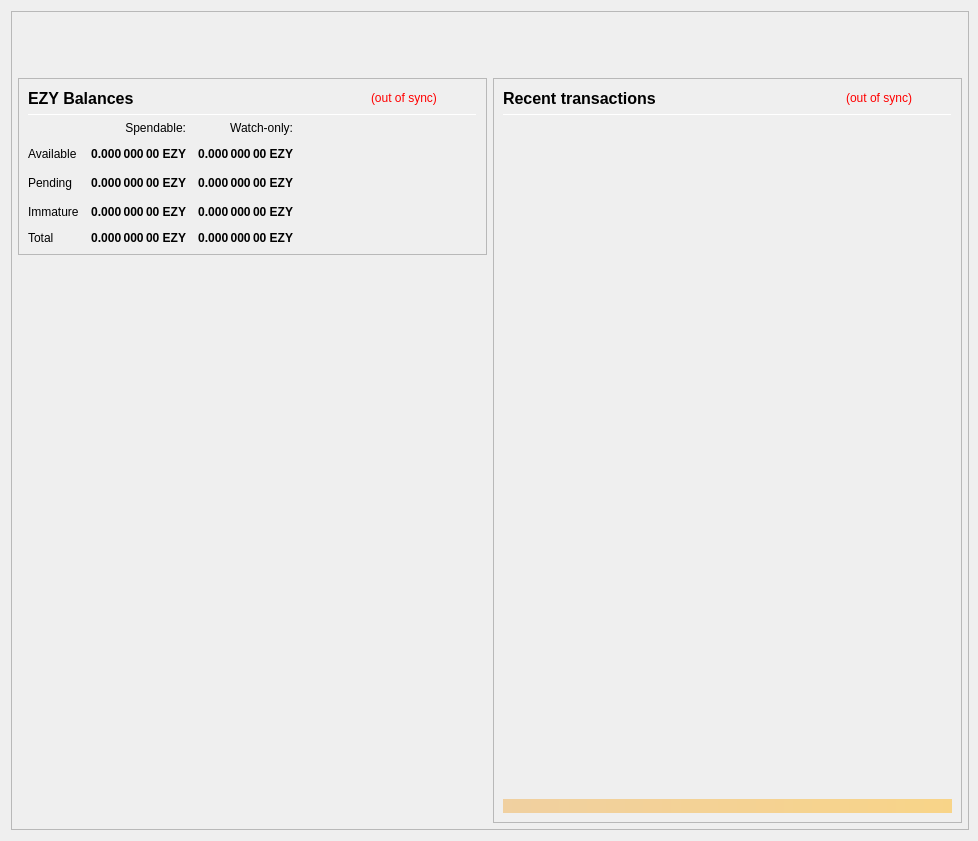
The window that src/qt/forms/overviewpage.ui (EAZYCommunityNode/eazynode) describes before a commit, drawn with Qt 5.
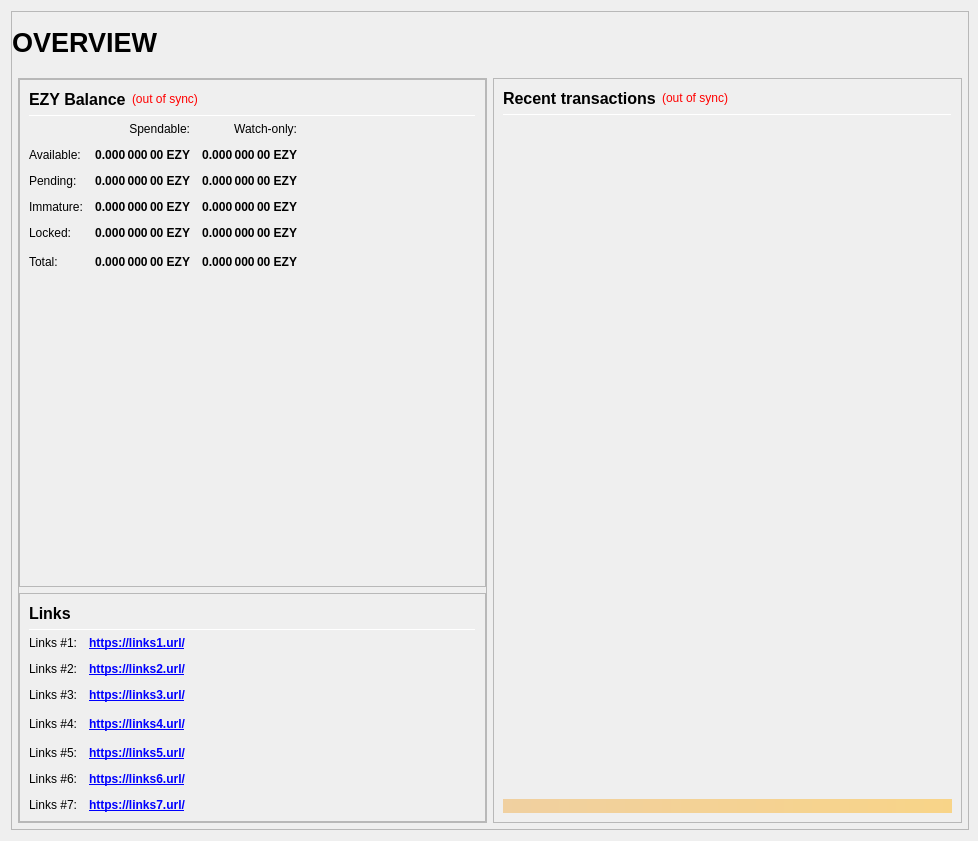
The same window after the commit.

Commit message: New Overview page

Diff of the .ui file:
```diff
--- a/src/qt/forms/overviewpage.ui
+++ b/src/qt/forms/overviewpage.ui
@@ -16,16 +16,10 @@
     <height>682</height>
    </size>
   </property>
-  <property name="font">
-   <font>
-    <weight>50</weight>
-    <bold>false</bold>
-   </font>
-  </property>
   <property name="windowTitle">
    <string>Form</string>
   </property>
-  <layout class="QVBoxLayout" name="topLayout" stretch="0">
+  <layout class="QVBoxLayout" name="topLayout" stretch="1">
    <property name="rightMargin">
     <number>9</number>
    </property>
@@ -49,7 +43,7 @@
      <property name="frameShadow">
       <enum>QFrame::Raised</enum>
      </property>
-     <layout class="QVBoxLayout" name="verticalLayout_3" stretch="0">
+     <layout class="QVBoxLayout" name="verticalLayout_3" stretch="1">
       <property name="leftMargin">
        <number>0</number>
       </property>
@@ -92,10 +86,39 @@
             <number>0</number>
            </property>
            <item>
-            <layout class="QHBoxLayout" name="horizontalLayout_Header" stretch="1,0">
+            <layout class="QHBoxLayout" name="horizontalLayout_Header" stretch="1,0,1">
              <property name="spacing">
               <number>6</number>
              </property>
+             <item>
+              <widget class="QLabel" name="labelOverviewHeaderLeft">
+               <property name="minimumSize">
+                <size>
+                 <width>464</width>
+                 <height>60</height>
+                </size>
+               </property>
+               <property name="maximumSize">
+                <size>
+                 <width>16777215</width>
+                 <height>60</height>
+                </size>
+               </property>
+               <property name="font">
+                <font>
+                 <pointsize>20</pointsize>
+                 <weight>75</weight>
+                 <bold>true</bold>
+                </font>
+               </property>
+               <property name="text">
+                <string>OVERVIEW</string>
+               </property>
+               <property name="alignment">
+                <set>Qt::AlignLeading|Qt::AlignLeft|Qt::AlignVCenter</set>
+               </property>
+              </widget>
+             </item>
              <item>
               <spacer name="horizontalSpacer_Header">
                <property name="orientation">
@@ -162,27 +185,107 @@
               <number>6</number>
              </property>
              <item>
-              <layout class="QVBoxLayout" name="verticalLayout_left" stretch="0,0">
+              <layout class="QVBoxLayout" name="verticalLayout_left" stretch="1">
                <item>
-                <widget class="QFrame" name="frameBalances">
+                <widget class="QFrame" name="frameObfuscation">
+                 <property name="minimumSize">
+                  <size>
+                   <width>0</width>
+                   <height>0</height>
+                  </size>
+                 </property>
                  <property name="frameShape">
                   <enum>QFrame::StyledPanel</enum>
+                 </property>
+                 <property name="frameShadow">
+                  <enum>QFrame::Raised</enum>
+                 </property>
+                 <layout class="QVBoxLayout" name="verticalLayout" stretch="0,0,0,0">
+						
+																					   
+                  <property name="leftMargin">
+                   <number>0</number>
+                  </property>
+						  
+																 
+                  <property name="topMargin">
+                   <number>0</number>
+										
+										  
+							  
+                  </property>
+                  <property name="rightMargin">
+                   <number>0</number>
+												 
+										   
+										 
+							  
+                  </property>
+                  <property name="bottomMargin">
+                   <number>0</number>
+								 
+							  
+						   
+						  
+																	 
+											  
+																 
+								 
+											   
+																																																							
+								 
+												  
+																		  
+								 
+											
+																 
+								 
+												 
+																				 
+								 
+							  
+						   
+						  
+													 
+												   
+												  
+								 
+														   
+							 
+										 
+										   
+							  
+                  </property>
+							  
+						   
+							
+						 
+                  <item>
+                   <widget class="QFrame" name="frame_Balances">
+                    <property name="frameShape">
+                     <enum>QFrame::StyledPanel</enum>
+									  
+										
+							
+							   
+												 
+						   
+											 
+										
+							
                  </property>
                  <property name="frameShadow">
                   <enum>QFrame::Raised</enum>
                  </property>
                  <layout class="QVBoxLayout" name="verticalLayout_4">
                   <item>
-                   <layout class="QHBoxLayout" name="hlBalancesHeader" stretch="2,0,0">
-                    <property name="spacing">
-                     <number>6</number>
-                    </property>
+                      <layout class="QHBoxLayout" name="horizontalLayout_4">
                     <item>
                      <widget class="QLabel" name="labelBalances">
                       <property name="minimumSize">
                        <size>
                         <width>0</width>
-                        <height>0</height>
+                           <height>20</height>
                        </size>
                       </property>
                       <property name="font">
@@ -193,7 +296,7 @@
                        </font>
                       </property>
                       <property name="text">
-                       <string>EZY Balances</string>
+                          <string>EZY Balance</string>
                       </property>
                      </widget>
                     </item>
@@ -274,167 +377,6 @@
                       </property>
                       <property name="alignment">
                        <set>Qt::AlignRight|Qt::AlignTrailing|Qt::AlignVCenter</set>
-                      </property>
-                      <property name="textInteractionFlags">
-                       <set>Qt::NoTextInteraction</set>
-                      </property>
-                     </widget>
-                    </item>
-                    <item row="2" column="1">
-                     <widget class="QLabel" name="labelUnconfirmed">
-                      <property name="font">
-                       <font>
-                        <weight>75</weight>
-                        <bold>true</bold>
-                       </font>
-                      </property>
-                      <property name="cursor">
-                       <cursorShape>ArrowCursor</cursorShape>
-                      </property>
-                      <property name="toolTip">
-                       <string>Total of transactions that have yet to be confirmed, and do not yet count toward the spendable balance</string>
-                      </property>
-                      <property name="text">
-                       <string notr="true">0.000 000 00 EZY</string>
-                      </property>
-                      <property name="alignment">
-                       <set>Qt::AlignRight|Qt::AlignTrailing|Qt::AlignVCenter</set>
-                      </property>
-                      <property name="textInteractionFlags">
-                       <set>Qt::NoTextInteraction</set>
-                      </property>
-                     </widget>
-                    </item>
-                    <item row="3" column="2">
-                     <widget class="QLabel" name="labelWatchImmature">
-                      <property name="font">
-                       <font>
-                        <weight>75</weight>
-                        <bold>true</bold>
-                       </font>
-                      </property>
-                      <property name="cursor">
-                       <cursorShape>ArrowCursor</cursorShape>
-                      </property>
-                      <property name="toolTip">
-                       <string>Staked or masternode rewards in watch-only addresses that has not yet matured</string>
-                      </property>
-                      <property name="text">
-                       <string notr="true">0.000 000 00 EZY</string>
-                      </property>
-                      <property name="alignment">
-                       <set>Qt::AlignRight|Qt::AlignTrailing|Qt::AlignVCenter</set>
-                      </property>
-                      <property name="textInteractionFlags">
-                       <set>Qt::NoTextInteraction</set>
-                      </property>
-                     </widget>
-                    </item>
-                    <item row="4" column="0">
-                     <widget class="QLabel" name="labelTotalText">
-                      <property name="text">
-                       <string>Total</string>
-                      </property>
-                      <property name="textInteractionFlags">
-                       <set>Qt::NoTextInteraction</set>
-                      </property>
-                     </widget>
-                    </item>
-                    <item row="3" column="1">
-                     <widget class="QLabel" name="labelImmature">
-                      <property name="font">
-                       <font>
-                        <weight>75</weight>
-                        <bold>true</bold>
-                       </font>
-                      </property>
-                      <property name="cursor">
-                       <cursorShape>ArrowCursor</cursorShape>
-                      </property>
-                      <property name="toolTip">
-                       <string>Staked or masternode rewards that has not yet matured</string>
-                      </property>
-                      <property name="text">
-                       <string notr="true">0.000 000 00 EZY</string>
-                      </property>
-                      <property name="alignment">
-                       <set>Qt::AlignRight|Qt::AlignTrailing|Qt::AlignVCenter</set>
-                      </property>
-                      <property name="textInteractionFlags">
-                       <set>Qt::NoTextInteraction</set>
-                      </property>
-                     </widget>
-                    </item>
-                    <item row="2" column="3">
-                     <spacer name="hsBalances">
-                      <property name="orientation">
-                       <enum>Qt::Horizontal</enum>
-                      </property>
-                      <property name="sizeHint" stdset="0">
-                       <size>
-                        <width>40</width>
-                        <height>20</height>
-                       </size>
-                      </property>
-                     </spacer>
-                    </item>
-                    <item row="3" column="0">
-                     <widget class="QLabel" name="labelImmatureText">
-                      <property name="text">
-                       <string>Immature</string>
-                      </property>
-                      <property name="textInteractionFlags">
-                       <set>Qt::NoTextInteraction</set>
-                      </property>
-                     </widget>
-                    </item>
-                    <item row="4" column="1">
-                     <widget class="QLabel" name="labelTotal">
-                      <property name="font">
-                       <font>
-                        <weight>75</weight>
-                        <bold>true</bold>
-                       </font>
-                      </property>
-                      <property name="cursor">
-                       <cursorShape>ArrowCursor</cursorShape>
-                      </property>
-                      <property name="toolTip">
-                       <string>Your current total balance</string>
-                      </property>
-                      <property name="text">
-                       <string notr="true">0.000 000 00 EZY</string>
-                      </property>
-                      <property name="alignment">
-                       <set>Qt::AlignRight|Qt::AlignTrailing|Qt::AlignVCenter</set>
-                      </property>
-                      <property name="textInteractionFlags">
-                       <set>Qt::NoTextInteraction</set>
-                      </property>
-                     </widget>
-                    </item>
-                    <item row="4" column="2">
-                     <widget class="QLabel" name="labelWatchTotal">
-                      <property name="font">
-                       <font>
-                        <weight>75</weight>
-                        <bold>true</bold>
-                       </font>
-                      </property>
-                      <property name="cursor">
-                       <cursorShape>ArrowCursor</cursorShape>
-                      </property>
-                      <property name="toolTip">
-                       <string>Current total balance in watch-only addresses</string>
-                      </property>
-                      <property name="text">
-                       <string notr="true">0.000 000 00 EZY</string>
-                      </property>
-                      <property name="alignment">
-                       <set>Qt::AlignRight|Qt::AlignTrailing|Qt::AlignVCenter</set>
-                      </property>
-                      <property name="textInteractionFlags">
-                       <set>Qt::NoTextInteraction</set>
                       </property>
                      </widget>
                     </item>
@@ -451,10 +393,7 @@
                     <item row="1" column="0">
                      <widget class="QLabel" name="labelBalanceText">
                       <property name="text">
-                       <string>Available</string>
-                      </property>
-                      <property name="textInteractionFlags">
-                       <set>Qt::NoTextInteraction</set>
+                          <string>Available:</string>
                       </property>
                      </widget>
                     </item>
@@ -511,8 +450,30 @@
                     <item row="2" column="0">
                      <widget class="QLabel" name="labelPendingText">
                       <property name="text">
-                       <string>Pending</string>
-                      </property>
+                          <string>Pending:</string>
+                         </property>
+                        </widget>
+                       </item>
+                       <item row="2" column="1">
+                        <widget class="QLabel" name="labelUnconfirmed">
+                         <property name="font">
+                          <font>
+                           <weight>75</weight>
+                           <bold>true</bold>
+                          </font>
+                         </property>
+                         <property name="cursor">
+                          <cursorShape>IBeamCursor</cursorShape>
+                         </property>
+                         <property name="toolTip">
+                          <string>Total of transactions that have yet to be confirmed, and do not yet count toward the spendable balance</string>
+                         </property>
+                         <property name="text">
+                          <string notr="true">0.000 000 00 EZY</string>
+                         </property>
+                         <property name="alignment">
+                          <set>Qt::AlignRight|Qt::AlignTrailing|Qt::AlignVCenter</set>
+                         </property>
                       <property name="textInteractionFlags">
                        <set>Qt::NoTextInteraction</set>
                       </property>
@@ -526,15 +487,205 @@
                       <property name="alignment">
                        <set>Qt::AlignRight|Qt::AlignTrailing|Qt::AlignVCenter</set>
                       </property>
-                     </widget>
-                    </item>
-                   </layout>
-                  </item>
-                 </layout>
-                </widget>
+                         <property name="textInteractionFlags">
+                          <set>Qt::LinksAccessibleByMouse|Qt::TextSelectableByKeyboard|Qt::TextSelectableByMouse</set>
+                         </property>
+                        </widget>
+                       </item>
+                       <item row="3" column="0">
+                        <widget class="QLabel" name="labelImmatureText">
+                         <property name="text">
+                          <string>Immature:</string>
+                         </property>
+                        </widget>
+                       </item>
+                       <item row="3" column="1">
+                        <widget class="QLabel" name="labelImmature">
+                         <property name="font">
+                          <font>
+                           <weight>75</weight>
+                           <bold>true</bold>
+                          </font>
+                         </property>
+                         <property name="cursor">
+                          <cursorShape>IBeamCursor</cursorShape>
+                         </property>
+                         <property name="toolTip">
+                          <string>Staked or masternode rewards that has not yet matured</string>
+                         </property>
+                         <property name="text">
+                          <string notr="true">0.000 000 00 EZY</string>
+                         </property>
+                         <property name="alignment">
+                          <set>Qt::AlignRight|Qt::AlignTrailing|Qt::AlignVCenter</set>
+                         </property>
+                         <property name="textInteractionFlags">
+                          <set>Qt::LinksAccessibleByMouse|Qt::TextSelectableByKeyboard|Qt::TextSelectableByMouse</set>
+                         </property>
+                        </widget>
+                       </item>
+                       <item row="3" column="2">
+                        <widget class="QLabel" name="labelWatchImmature">
+                         <property name="font">
+                          <font>
+                           <weight>75</weight>
+                           <bold>true</bold>
+                          </font>
+                         </property>
+                         <property name="cursor">
+                          <cursorShape>IBeamCursor</cursorShape>
+                         </property>
+                         <property name="toolTip">
+                          <string>Staked or masternode rewards in watch-only addresses that has not yet matured</string>
+                         </property>
+                         <property name="text">
+                          <string notr="true">0.000 000 00 EZY</string>
+                         </property>
+                         <property name="alignment">
+                          <set>Qt::AlignRight|Qt::AlignTrailing|Qt::AlignVCenter</set>
+                         </property>
+                         <property name="textInteractionFlags">
+                          <set>Qt::LinksAccessibleByMouse|Qt::TextSelectableByKeyboard|Qt::TextSelectableByMouse</set>
+                         </property>
+                        </widget>
+                       </item>
+                       <item row="4" column="0">
+                        <widget class="QLabel" name="labelLockedBalanceText">
+                         <property name="toolTip">
+                          <string>Locked EZY or Masternode collaterals.</string>
+                         </property>
+                         <property name="text">
+                          <string>Locked:</string>
+                         </property>
+                        </widget>
+                       </item>
+                       <item row="4" column="1">
+                        <widget class="QLabel" name="labelLockedBalance">
+                         <property name="font">
+                          <font>
+                           <weight>75</weight>
+                           <bold>true</bold>
+                          </font>
+                         </property>
+                         <property name="cursor">
+                          <cursorShape>IBeamCursor</cursorShape>
+                         </property>
+                         <property name="toolTip">
+                          <string>Locked EZY or Masternode collaterals</string>
+                         </property>
+                         <property name="text">
+                          <string notr="true">0.000 000 00 EZY</string>
+                         </property>
+                         <property name="alignment">
+                          <set>Qt::AlignRight|Qt::AlignTrailing|Qt::AlignVCenter</set>
+                         </property>
+                         <property name="textInteractionFlags">
+                          <set>Qt::LinksAccessibleByMouse|Qt::TextSelectableByKeyboard|Qt::TextSelectableByMouse</set>
+                         </property>
+                        </widget>
+                       </item>
+                       <item row="4" column="2">
+                        <widget class="QLabel" name="labelWatchLocked">
+                         <property name="font">
+                          <font>
+                           <weight>75</weight>
+                           <bold>true</bold>
+                          </font>
+                         </property>
+                         <property name="cursor">
+                          <cursorShape>IBeamCursor</cursorShape>
+                         </property>
+                         <property name="toolTip">
+                          <string>Current locked balance in watch-only addresses</string>
+                         </property>
+                         <property name="text">
+                          <string notr="true">0.000 000 00 EZY</string>
+                         </property>
+                         <property name="alignment">
+                          <set>Qt::AlignRight|Qt::AlignTrailing|Qt::AlignVCenter</set>
+                         </property>
+                         <property name="textInteractionFlags">
+                          <set>Qt::LinksAccessibleByMouse|Qt::TextSelectableByKeyboard|Qt::TextSelectableByMouse</set>
+                         </property>
+                        </widget>
+                       </item>
+                       <item row="5" column="0">
+                        <widget class="QLabel" name="labelTotalText">
+                         <property name="toolTip">
+                          <string>Your current EZY balance, unconfirmed and immature transactions included</string>
+                         </property>
+                         <property name="text">
+                          <string>Total:</string>
+                         </property>
+                        </widget>
+                       </item>
+                       <item row="5" column="1">
+                        <widget class="QLabel" name="labelTotal">
+                         <property name="font">
+                          <font>
+                           <weight>75</weight>
+                           <bold>true</bold>
+                          </font>
+                         </property>
+                         <property name="cursor">
+                          <cursorShape>IBeamCursor</cursorShape>
+                         </property>
+                         <property name="toolTip">
+                          <string>Your current EZY balance, unconfirmed and immature transactions included</string>
+                         </property>
+                         <property name="text">
+                          <string notr="true">0.000 000 00 EZY</string>
+                         </property>
+                         <property name="alignment">
+                          <set>Qt::AlignRight|Qt::AlignTrailing|Qt::AlignVCenter</set>
+                         </property>
+                         <property name="textInteractionFlags">
+                          <set>Qt::LinksAccessibleByMouse|Qt::TextSelectableByKeyboard|Qt::TextSelectableByMouse</set>
+                         </property>
+                        </widget>
+                       </item>
+                       <item row="5" column="2">
+                        <widget class="QLabel" name="labelWatchTotal">
+                         <property name="font">
+                          <font>
+                           <weight>75</weight>
+                           <bold>true</bold>
+                          </font>
+                         </property>
+                         <property name="cursor">
+                          <cursorShape>IBeamCursor</cursorShape>
+                         </property>
+                         <property name="toolTip">
+                          <string>Current total balance in watch-only addresses</string>
+                         </property>
+                         <property name="text">
+                          <string notr="true">0.000 000 00 EZY</string>
+                         </property>
+                         <property name="alignment">
+                          <set>Qt::AlignRight|Qt::AlignTrailing|Qt::AlignVCenter</set>
+                         </property>
+                         <property name="textInteractionFlags">
+                          <set>Qt::LinksAccessibleByMouse|Qt::TextSelectableByKeyboard|Qt::TextSelectableByMouse</set>
+                         </property>
+                        </widget>
+                       </item>
+                       <item row="5" column="3">
+                        <spacer name="horizontalSpacer_9">
+                         <property name="orientation">
+                          <enum>Qt::Horizontal</enum>
+                         </property>
+                         <property name="sizeHint" stdset="0">
+                          <size>
+                           <width>40</width>
+                           <height>20</height>
+                          </size>
+                         </property>
+                        </spacer>
+                       </item>
+                      </layout>
                </item>
                <item>
-                <spacer name="verticalSpacer">
+                      <spacer name="verticalSpacer_1">
                  <property name="orientation">
                   <enum>Qt::Vertical</enum>
                  </property>
@@ -547,6 +698,345 @@
                 </spacer>
                </item>
               </layout>
+                   </widget>
+                  </item>
+                  <item>
+                   <widget class="QFrame" name="frame_Links">
+                    <property name="frameShape">
+                     <enum>QFrame::StyledPanel</enum>
+                    </property>
+                    <property name="frameShadow">
+                     <enum>QFrame::Raised</enum>
+                    </property>
+                    <layout class="QVBoxLayout" name="verticalLayout_Links">
+                     <item>
+                      <layout class="QHBoxLayout" name="horizontalLayout_Links_1" stretch="0,0">
+                       <item>
+                        <widget class="QLabel" name="label_Links_title">
+                         <property name="minimumSize">
+                          <size>
+                           <width>0</width>
+                           <height>20</height>
+                          </size>
+                         </property>
+                         <property name="font">
+                          <font>
+                           <pointsize>12</pointsize>
+                           <weight>75</weight>
+                           <bold>true</bold>
+                          </font>
+                         </property>
+                         <property name="text">
+                          <string>Links</string>
+                         </property>
+                        </widget>
+                       </item>
+                       <item>
+                        <spacer name="horizontalSpacer_Links_1">
+                         <property name="orientation">
+                          <enum>Qt::Horizontal</enum>
+                         </property>
+                         <property name="sizeHint" stdset="0">
+                          <size>
+                           <width>40</width>
+                           <height>20</height>
+                          </size>
+                         </property>
+                        </spacer>
+                       </item>
+                      </layout>
+                     </item>
+                     <item>
+                      <widget class="Line" name="line_Links">
+                       <property name="minimumSize">
+                        <size>
+                         <width>0</width>
+                         <height>1</height>
+                        </size>
+                       </property>
+                       <property name="maximumSize">
+                        <size>
+                         <width>16777215</width>
+                         <height>1</height>
+                        </size>
+                       </property>
+                       <property name="orientation">
+                        <enum>Qt::Horizontal</enum>
+                       </property>
+                      </widget>
+                     </item>
+                     <item>
+                      <layout class="QGridLayout" name="gridLayout_Links">
+                       <property name="spacing">
+                        <number>12</number>
+                       </property>
+                       <item row="1" column="0">
+                        <widget class="QLabel" name="labelLinks1">
+                         <property name="text">
+                          <string>Links #1:</string>
+													   
+                         </property>
+                        </widget>
+                       </item>
+                       <item row="1" column="1">
+                        <widget class="QLabel" name="labelLinksUrl1">
+                         <property name="font">
+                          <font>
+                           <weight>75</weight>
+                           <bold>true</bold>
+                          </font>
+                         </property>
+                         <property name="text">
+                          <string notr="true">&lt;a href=&quot;https://links1.url/&quot;&gt;https://links1.url/&lt;/a&gt;</string>
+								 
+											   
+																													 
+                         </property>
+                         <property name="textFormat">
+                          <enum>Qt::RichText</enum>
+                         </property>
+                         <property name="alignment">
+                          <set>Qt::AlignLeading|Qt::AlignLeft|Qt::AlignVCenter</set>
+                         </property>
+                         <property name="openExternalLinks">
+                          <bool>true</bool>
+                         </property>
+                        </widget>
+                       </item>
+                       <item row="2" column="0">
+                        <widget class="QLabel" name="labelLinks2">
+                         <property name="text">
+                          <string>Links #2:</string>
+                         </property>
+															
+													   
+								 
+                        </widget>
+                       </item>
+                       <item row="2" column="1">
+                        <widget class="QLabel" name="labelLinksUrl2">
+                         <property name="font">
+                          <font>
+                           <weight>75</weight>
+                           <bold>true</bold>
+                          </font>
+                         </property>
+											  
+															 
+								 
+											   
+																							 
+								 
+                         <property name="text">
+                          <string notr="true">&lt;a href=&quot;https://links2.url/&quot;&gt;https://links2.url/&lt;/a&gt;</string>
+                         </property>
+                         <property name="alignment">
+                          <set>Qt::AlignLeading|Qt::AlignLeft|Qt::AlignVCenter</set>
+                         </property>
+                         <property name="openExternalLinks">
+                          <bool>true</bool>
+                         </property>
+                        </widget>
+						   
+                       </item>
+											   
+												   
+												  
+								 
+														   
+							 
+										 
+										   
+							  
+								 
+							  
+						   
+                       <item row="3" column="0">
+                        <widget class="QLabel" name="labelLinks3">
+                         <property name="text">
+                          <string>Links #3:</string>
+                         </property>
+															
+													   
+								 
+                        </widget>
+                       </item>
+                       <item row="3" column="1">
+                        <widget class="QLabel" name="labelLinksUrl3">
+                         <property name="font">
+                          <font>
+                           <weight>75</weight>
+                           <bold>true</bold>
+                          </font>
+                         </property>
+											  
+															 
+								 
+                         <property name="text">
+                          <string notr="true">&lt;a href=&quot;https://links3.url/&quot;&gt;https://links3.url/&lt;/a&gt;</string>
+								 
+											
+																		
+                         </property>
+                         <property name="alignment">
+                           <set>Qt::AlignLeading|Qt::AlignLeft|Qt::AlignVCenter</set>
+                         </property>
+                         <property name="openExternalLinks">
+                          <bool>true</bool>
+                         </property>
+                        </widget>
+                       </item>
+                       <item row="4" column="0">
+                        <widget class="QLabel" name="labelLinks4">
+                         <property name="text">
+                          <string>Links #4:</string>
+                         </property>
+                        </widget>
+                       </item>
+                       <item row="4" column="1">
+                        <widget class="QLabel" name="labelLinksUrl4">
+                         <property name="font">
+                          <font>
+                           <weight>75</weight>
+                           <bold>true</bold>
+                          </font>
+                         </property>
+                         <property name="text">
+                          <string notr="true">&lt;a href=&quot;https://links4.url/&quot;&gt;https://links4.url/&lt;/a&gt;</string>
+                         </property>
+                         <property name="alignment">
+                           <set>Qt::AlignLeading|Qt::AlignLeft|Qt::AlignVCenter</set>
+                         </property>
+                         <property name="openExternalLinks">
+                          <bool>true</bool>
+                         </property>
+                        </widget>
+                       </item>
+                       <item row="4" column="2">
+                        <spacer name="horizontalSpacer_Links_2">
+                         <property name="orientation">
+                          <enum>Qt::Horizontal</enum>
+                         </property>
+                         <property name="sizeHint" stdset="0">
+                          <size>
+                           <width>40</width>
+                           <height>20</height>
+                          </size>
+                         </property>
+                        </spacer>
+                       </item>
+                       <item row="5" column="0">
+                        <widget class="QLabel" name="labelLinks5">
+                         <property name="text">
+                          <string>Links #5:</string>
+                         </property>
+															
+													   
+								 
+                        </widget>
+                       </item>
+                       <item row="5" column="1">
+                        <widget class="QLabel" name="labelLinksUrl5">
+                         <property name="font">
+                          <font>
+                           <weight>75</weight>
+                           <bold>true</bold>
+                          </font>
+                         </property>
+											  
+															 
+								 
+											   
+																	  
+								 
+                         <property name="text">
+                          <string notr="true">&lt;a href=&quot;https://links5.url/&quot;&gt;https://links5.url/&lt;/a&gt;</string>
+                         </property>
+                         <property name="alignment">
+                           <set>Qt::AlignLeading|Qt::AlignLeft|Qt::AlignVCenter</set>
+                         </property>
+                         <property name="openExternalLinks">
+                          <bool>true</bool>
+                         </property>
+                        </widget>
+                       </item>
+                       <item row="6" column="0">
+                        <widget class="QLabel" name="labelLinks6">
+                         <property name="text">
+                          <string>Links #6:</string>
+                         </property>
+                        </widget>
+                       </item>
+                       <item row="6" column="1">
+                        <widget class="QLabel" name="labelLinksUrl6">
+                         <property name="font">
+                          <font>
+                           <weight>75</weight>
+                           <bold>true</bold>
+                          </font>
+                         </property>
+                         <property name="text">
+                          <string notr="true">&lt;a href=&quot;https://links6.url/&quot;&gt;https://links6.url/&lt;/a&gt;</string>
+                         </property>
+                         <property name="alignment">
+                           <set>Qt::AlignLeading|Qt::AlignLeft|Qt::AlignVCenter</set>
+                         </property>
+                         <property name="openExternalLinks">
+                          <bool>true</bool>
+                         </property>
+                        </widget>
+                       </item>
+                       <item row="7" column="0">
+                        <widget class="QLabel" name="labelLinks7">
+                         <property name="text">
+                          <string>Links #7:</string>
+                         </property>
+															
+													   
+								 
+                        </widget>
+                       </item>
+                       <item row="7" column="1">
+                        <widget class="QLabel" name="labelLinksUrl7">
+                         <property name="font">
+                          <font>
+                           <weight>75</weight>
+                           <bold>true</bold>
+                          </font>
+                         </property>
+                         <property name="text">
+                          <string notr="true">&lt;a href=&quot;https://links7.url/&quot;&gt;https://links7.url/&lt;/a&gt;</string>
+                         </property>
+                         <property name="alignment">
+                           <set>Qt::AlignLeading|Qt::AlignLeft|Qt::AlignVCenter</set>
+                         </property>
+                         <property name="openExternalLinks">
+                          <bool>true</bool>
+                         </property>
+                        </widget>
+                       </item>
+                      </layout>
+                     </item>
+                    </layout>
+                   </widget>
+                  </item>
+                 </layout>
+                </widget>
+               </item>
+					 
+											  
+											  
+										   
+							
+													  
+						
+									
+									  
+						 
+							
+						 
+					  
+              </layout>
              </item>
              <item>
               <layout class="QVBoxLayout" name="verticalLayout_right" stretch="1">
@@ -566,10 +1056,10 @@
                  </property>
                  <layout class="QVBoxLayout" name="verticalLayout_1" stretch="0,0,0,0,0">
                   <item>
-                   <layout class="QHBoxLayout" name="horizontalLayout_2" stretch="2,0,0">
-                    <property name="spacing">
-                     <number>3</number>
-                    </property>
+                   <layout class="QHBoxLayout" name="horizontalLayout_2">
+											 
+									   
+							   
                     <item>
                      <widget class="QLabel" name="label_4">
                       <property name="minimumSize">
```
Left out of the diff: 54 changed lines with no effect on the pictures. Lines whose indentation alone changed are shown as unchanged. The commit also changes 2 other files.
